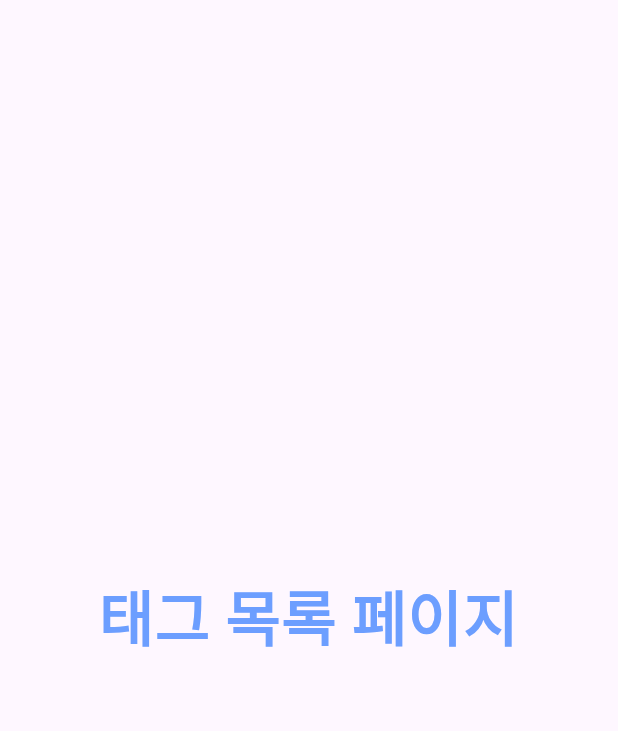
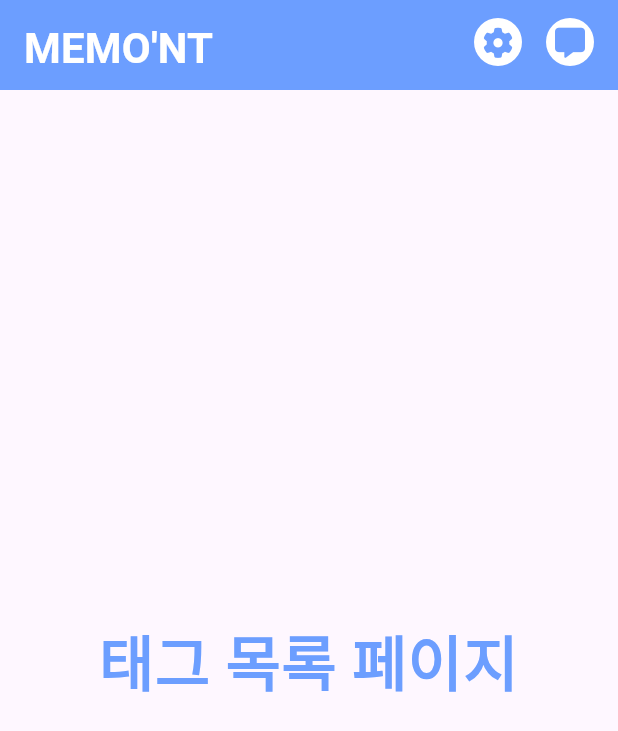
Before and after one commit to dingPie/memont-v2-flutter, a Flutter app: the TagScreen screen opened by its route, on a phone screen of 412 x 824 dp. Shown: the top 731 px of the screen. Run offline on Flutter 3.47's test engine with Material 3 defaults, Android fonts, the phone set to English and light mode, and no system bars; our stand-ins replace dio, firebase_auth, firebase_core, flutter_dotenv, fluttertoast, font_awesome_flutter and 5 more; accounts and stored records are empty; network calls fail.

Commit message:
tag screen app bar 구현

```diff
--- a/lib/screens/login_screen/widgets/common_app_bar/common_app_bar.dart
+++ b/lib/screens/login_screen/widgets/common_app_bar/common_app_bar.dart
@@ -43,6 +43,9 @@ class CommonAppBar extends StatelessWidget {
       ),
       actions: [
         for (var iconButton in iconButtonList) iconButton,
+        const SizedBox(
+          width: 8,
+        )
       ],
     );
   }
--- a/lib/screens/tag_screen/tag_screen.dart
+++ b/lib/screens/tag_screen/tag_screen.dart
@@ -1,7 +1,11 @@
 import 'package:flutter/material.dart';
+import 'package:font_awesome_flutter/font_awesome_flutter.dart';
 
 import 'package:memont_v2/config/build_context_extension.dart';
 import 'package:memont_v2/constants/routes.dart';
+import 'package:memont_v2/screens/login_screen/widgets/common_app_bar/app_bar_icon_button.dart';
+import 'package:memont_v2/screens/login_screen/widgets/common_app_bar/common_app_bar.dart';
+import 'package:memont_v2/widgets/common_layout.dart';
 
 class TagScreen extends StatelessWidget {
   const TagScreen({
@@ -10,7 +14,23 @@ class TagScreen extends StatelessWidget {
 
   @override
   Widget build(BuildContext context) {
-    return Scaffold(
+    return CommonLayout(
+      child: Scaffold(
+        appBar: const PreferredSize(
+          preferredSize: Size.fromHeight(60.0),
+          child: CommonAppBar(
+            iconButtonList: [
+              AppBarIconButton(
+                routes: ROUTES.setting,
+                iconData: FontAwesomeIcons.gear,
+              ),
+              AppBarIconButton(
+                routes: ROUTES.talk,
+                iconData: FontAwesomeIcons.solidMessage,
+              )
+            ],
+          ),
+        ),
         body: Center(
           child: Column(
             mainAxisAlignment: MainAxisAlignment.center,
@@ -23,6 +43,7 @@ class TagScreen extends StatelessWidget {
             ],
           ),
         ),
+      ),
     );
   }
 }
```
Lines whose indentation alone changed are shown as unchanged.
